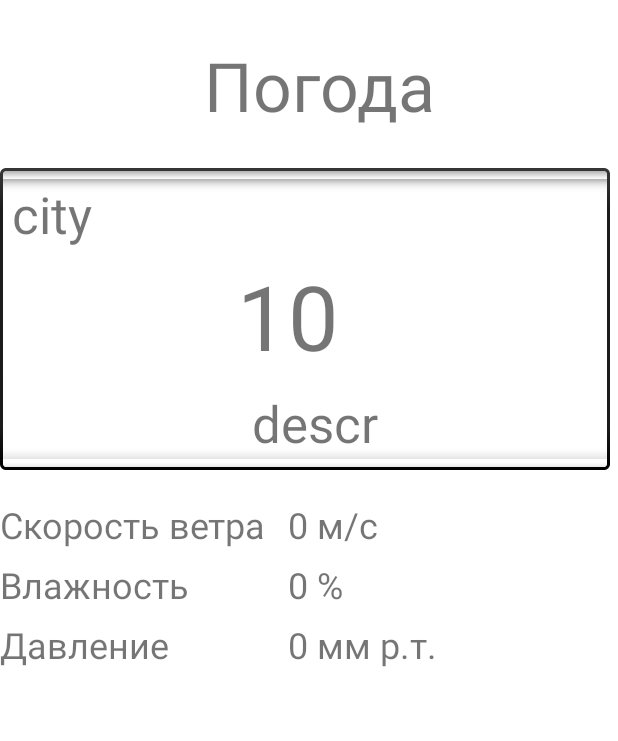
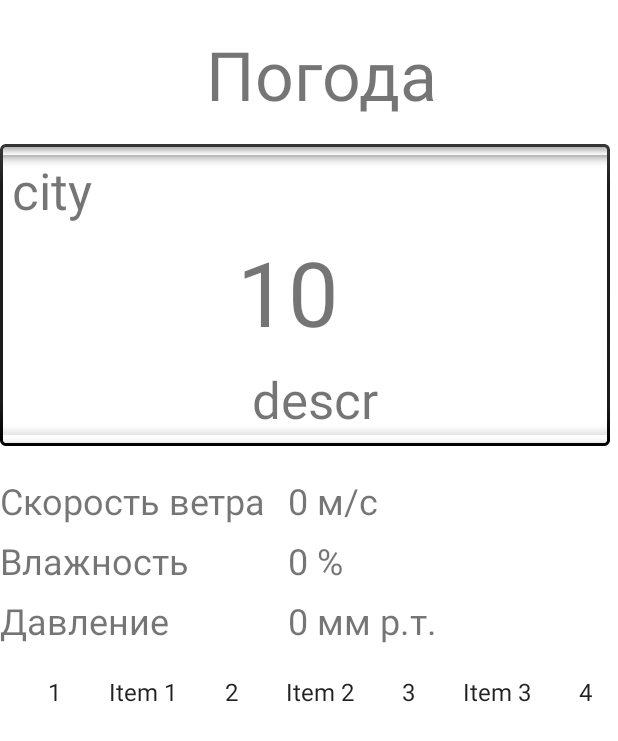
Before and after one commit to niksahn/weatherApp, an Android app: the screen it shows after launch (MainActivity), on a phone screen of 412 x 824 dp. Shown: the top 741 px of the screen. Run offline under Robolectric (Android 15) with nearby library versions, the phone set to English and light mode, and no system bars; network calls fail; pictures from the network do not load; 2 statements that could not run were skipped.

Commit message:
2 forcastApi

```diff
--- a/app/src/main/java/com/example/myapplication/ui/Fragm/ItemFragment.kt
+++ b/app/src/main/java/com/example/myapplication/ui/Fragm/ItemFragment.kt
@@ -37,9 +37,11 @@ class ItemFragment : Fragment() {
         if (view is RecyclerView) {
             with(view) {
                 layoutManager = when {
-                    columnCount <= 1 -> LinearLayoutManager(context)
+                    columnCount <= 1 -> LinearLayoutManager(context,LinearLayoutManager.HORIZONTAL, false)
                     else -> GridLayoutManager(context, columnCount)
+
                 }
+
                 adapter = MyItemRecyclerViewAdapter(PlaceholderContent.ITEMS)
             }
         }
--- a/app/src/main/java/com/example/myapplication/ui/recycle/MyItemRecyclerViewAdapter.kt
+++ b/app/src/main/java/com/example/myapplication/ui/recycle/MyItemRecyclerViewAdapter.kt
@@ -5,6 +5,7 @@ import android.view.LayoutInflater
 import android.view.View
 import android.view.ViewGroup
 import android.widget.TextView
+import androidx.recyclerview.widget.LinearLayoutManager
 
 import com.example.myapplication.data.models.placeholder.PlaceholderContent.PlaceholderItem
 import com.example.myapplication.databinding.FragmentItemBinding
@@ -33,6 +34,8 @@ class MyItemRecyclerViewAdapter(
         val item = values[position]
         holder.idView.text = item.id
         holder.contentView.text = item.content
+
+
     }
 
     override fun getItemCount(): Int = values.size
--- a/app/src/main/res/layout/activity_main.xml
+++ b/app/src/main/res/layout/activity_main.xml
@@ -6,30 +6,14 @@
     android:layout_height="match_parent"
     tools:context=".ui.MainActivity">
 
-
-    <androidx.fragment.app.FragmentContainerView
-        android:id="@+id/fragmentContainerView"
-        android:name="com.example.myapplication.Fragm.WeatherFr"
-        android:layout_width="0dp"
-        android:layout_height="338dp"
-        android:layout_marginTop="112dp"
-        app:layout_constraintEnd_toEndOf="parent"
-        app:layout_constraintStart_toStartOf="parent"
-        app:layout_constraintTop_toTopOf="parent"
-        tools:layout="@layout/main_weather_now" />
-
-    <FrameLayout
-        android:layout_width="409dp"
-        android:layout_height="114dp"
-        app:layout_constraintStart_toStartOf="parent"
-        app:layout_constraintTop_toTopOf="parent">
-
-
     <androidx.appcompat.widget.Toolbar
         android:id="@+id/toolbar"
         android:layout_width="match_parent"
-            android:layout_height="match_parent"
-            android:minHeight="?attr/actionBarSize">
+        android:layout_height="99dp"
+        android:minHeight="?attr/actionBarSize"
+        app:layout_constraintEnd_toEndOf="parent"
+        app:layout_constraintStart_toStartOf="parent"
+        app:layout_constraintTop_toTopOf="parent">
 
         <TextView
             android:id="@+id/textView4"
@@ -40,13 +24,47 @@
             android:text='@string/weather'
             android:textSize="45sp" />
     </androidx.appcompat.widget.Toolbar>
-    </FrameLayout>
 
-    <androidx.recyclerview.widget.RecyclerView
-        android:layout_width="409dp"
-        android:layout_height="279dp"
-        android:orientation="vertical"
+    <ScrollView
+        android:layout_width="0dp"
+        android:layout_height="wrap_content"
+        android:layout_marginTop="96dp"
+        app:layout_constraintEnd_toEndOf="parent"
+        app:layout_constraintHorizontal_bias="0.489"
+        app:layout_constraintStart_toStartOf="parent"
+        app:layout_constraintTop_toTopOf="parent">
+
+        <LinearLayout
+            android:layout_width="match_parent"
+            android:layout_height="wrap_content"
+            android:orientation="vertical">
+
+
+            <androidx.fragment.app.FragmentContainerView
+                android:id="@+id/fragmentContainerView"
+                android:name="com.example.myapplication.Fragm.WeatherFr"
+                android:layout_width="match_parent"
+                android:layout_height="338dp"
+
                 app:layout_constraintEnd_toEndOf="parent"
                 app:layout_constraintStart_toStartOf="parent"
-        app:layout_constraintTop_toBottomOf="@+id/fragmentContainerView" />
+                app:layout_constraintTop_toTopOf="parent"
+                tools:layout="@layout/main_weather_now" />
+
+            <androidx.fragment.app.FragmentContainerView
+                android:id="@+id/fragmentContainerView3"
+                android:name="com.example.myapplication.ui.Fragm.ItemFragment"
+                android:layout_width="wrap_content"
+                android:layout_height="wrap_content"
+                tools:layout_editor_absoluteX="226dp"
+                tools:layout_editor_absoluteY="579dp"
+                tools:layout="@layout/elem_weather_forecast" />
+
+
+
+        </LinearLayout>
+    </ScrollView>
+
+
+
 </androidx.constraintlayout.widget.ConstraintLayout>
```
Lines whose indentation alone changed are shown as unchanged.
